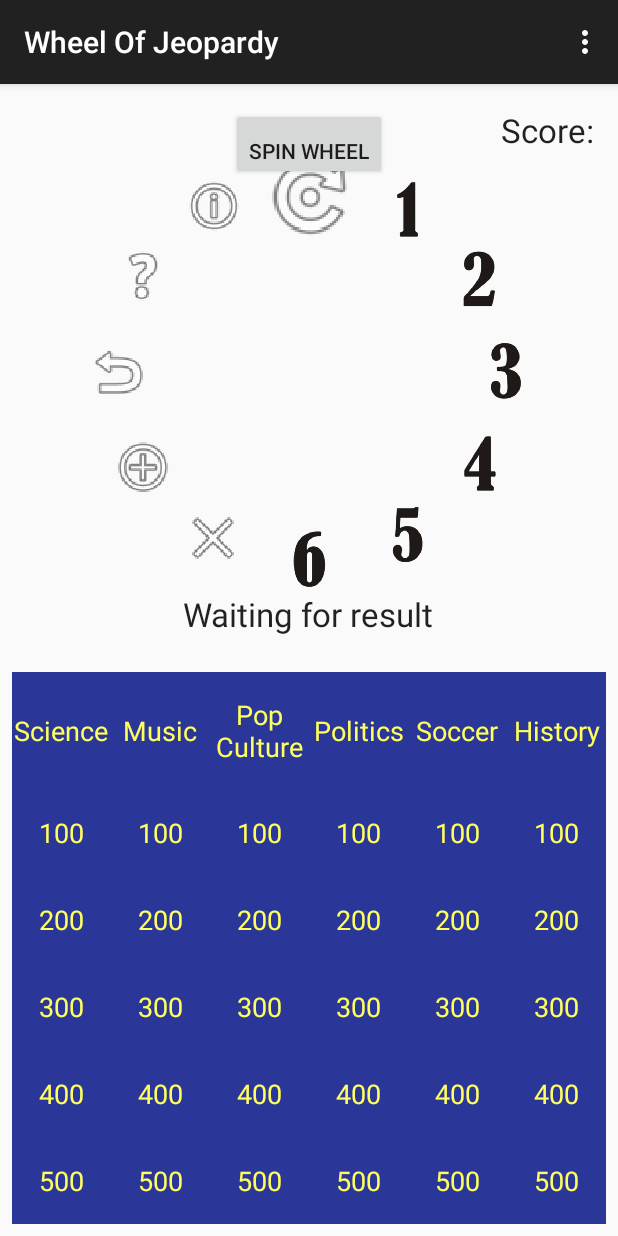
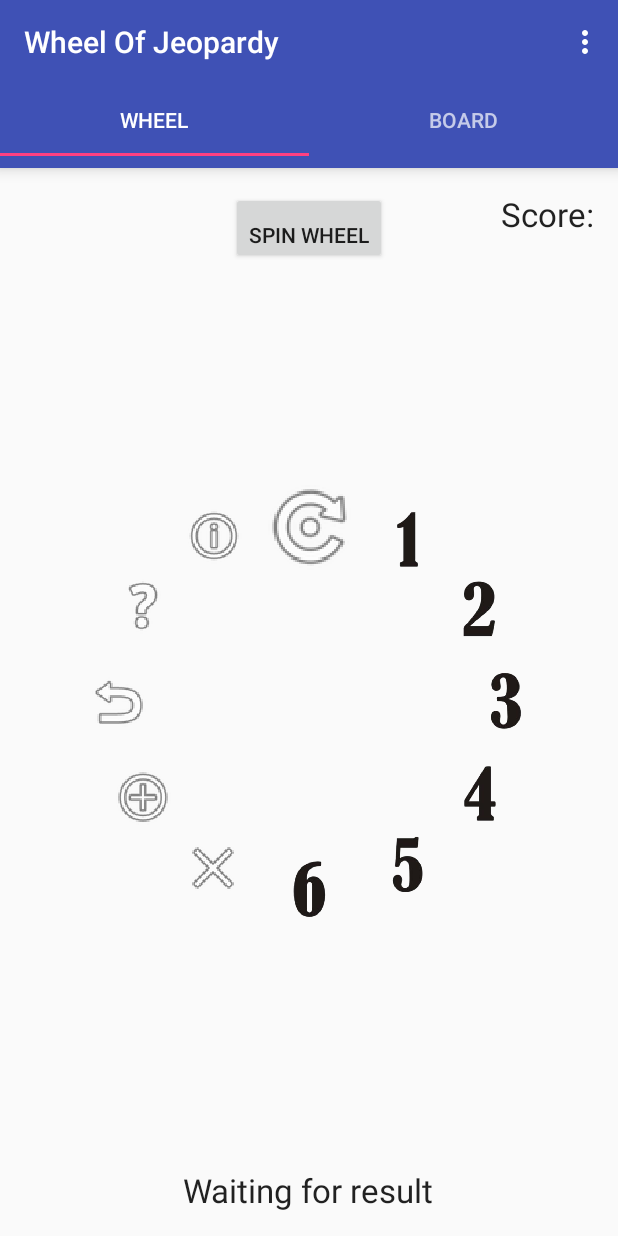
Before and after one commit to ZKjellberg/WheelOfJeopardy, an Android app: the screen it shows after launch (MainActivity), on a phone screen of 412 x 824 dp. Run offline under Robolectric (Android 15) with nearby library versions, the phone set to English and light mode, and no system bars.

Commit message:
Implemented TabLayout for Wheel & Board. Introduced multiplayer. Need to find place to increase player index. Minor code tweaks.

```diff
--- a/app/build.gradle
+++ b/app/build.gradle
@@ -21,6 +21,7 @@ android {
 
 dependencies {
     compile fileTree(dir: 'libs', include: ['*.jar'])
-    compile 'com.android.support:appcompat-v7:22.2.0'
+    compile 'com.android.support:appcompat-v7:22.2.1'
+    compile 'com.android.support:design:22.2.0'
     compile project(':fortune')
 }
--- a/app/src/main/java/mobicent/com/wheelofjeopardy/Board.java
+++ b/app/src/main/java/mobicent/com/wheelofjeopardy/Board.java
@@ -13,7 +13,7 @@ import java.util.ArrayList;
  */
 public class Board
 {
-    ArrayList<Category> categories = new ArrayList<Category>();
+    ArrayList<Category> categories = new ArrayList<>();
 
     public Board(InputStream stream)
     {
@@ -41,7 +41,7 @@ public class Board
         Question currentQuestion = null;
 
         while (eventType != XmlPullParser.END_DOCUMENT){
-            String name = null;
+            String name;
             switch (eventType){
                 case XmlPullParser.START_DOCUMENT:
                     break;
--- a/app/src/main/java/mobicent/com/wheelofjeopardy/Category.java
+++ b/app/src/main/java/mobicent/com/wheelofjeopardy/Category.java
@@ -7,7 +7,7 @@ import java.util.ArrayList;
 public class Category
 {
     public String name;
-    ArrayList<Question> questions = new ArrayList<Question>();
+    ArrayList<Question> questions = new ArrayList<>();
     int questionNumber = 0;
 
     public Category()
--- a/app/src/main/java/mobicent/com/wheelofjeopardy/Fragments/WheelFragment.java
+++ b/app/src/main/java/mobicent/com/wheelofjeopardy/Fragments/WheelFragment.java
@@ -1,11 +1,11 @@
-package mobicent.com.wheelofjeopardy.Fragments;
+package mobicent.com.wheelofjeopardy.fragments;
 
 import android.app.AlertDialog;
-import android.app.Fragment;
 import android.content.DialogInterface;
 import android.graphics.BitmapFactory;
 import android.os.Bundle;
 import android.os.CountDownTimer;
+import android.support.v4.app.Fragment;
 import android.view.LayoutInflater;
 import android.view.View;
 import android.view.ViewGroup;
@@ -33,7 +33,8 @@ public class WheelFragment extends Fragment {
     Board board;
     int spinCounter;
     int scoreModifier;
-    Player player;
+    Player[] player;
+    int currentPlayer;
 
     @Override
     public View onCreateView(LayoutInflater inflater, ViewGroup container, Bundle savedInstanceState) {
@@ -45,7 +46,8 @@ public class WheelFragment extends Fragment {
 
         board = ((MainActivity) getActivity()).getBoard();
 
-        startGame();
+        // TODO: Replace this with a Start Game screen to determine quantity of players
+        startGame(4);
 
         ArrayList<FortuneItem> sectors = new ArrayList<>();
         // Reference samples for populating fields
@@ -80,12 +82,19 @@ public class WheelFragment extends Fragment {
         return v;
     }
 
-    private void startGame() {
+    private void startGame(int playerCount) {
         spinCounter = 50;
         scoreModifier = 1;
+        currentPlayer = 0;
 
         // Using single user to start with
-        player = new Player("One");
+//        player = new Player("One");
+
+        // Multiple players
+        player = new Player[playerCount];
+        for (int i = 0; i < playerCount; i++) {
+            player[i] = new Player(""+i);
+        }
 
         // How to initialize multiple players, establish a queue
     }
@@ -97,12 +106,18 @@ public class WheelFragment extends Fragment {
             spinCounter = 50;
             // TODO: Add all Player roundScore's to their score
         }
+        // Reset to Player 1 if all players have gone.
+        if (currentPlayer == player.length) {
+            currentPlayer = 0;
+        }
+        // TODO: When to currentPlayer++; If done now, it will offset the wheelAction index
 
-//        int spinResult = (int) (Math.random()*12);   // This does not depend on Fortune Wheel
+        // Spin Wheel for result
         final int spinResult = new Random().nextInt(fortuneView.getTotalItems());
         fortuneView.setSelectedItem(spinResult);
         txtResult.setText("Spin Result: " + spinResult);
 
+        // One second delay before handling action for result
         new CountDownTimer(1000, 1000) {
             public void onFinish() {
                 calculateWheelAction(spinResult);
@@ -161,15 +176,15 @@ public class WheelFragment extends Fragment {
             // The token could be used if the player loses his turn by spinning a “lose turn” or answering a question incorrectly in a future turn.
             // If this happens, the player could redeem the token and would get to spin the wheel again. The number of tokens is unlimited.
             case 8:
-                Toast.makeText(getActivity(), "Free turn for " + player.getName(), Toast.LENGTH_SHORT).show();
-                player.addToken();
+                Toast.makeText(getActivity(), "Free turn for Player " + player[currentPlayer].getName(), Toast.LENGTH_SHORT).show();
+                player[currentPlayer].addToken();
                 break;
 
             // One “bankrupt” sector. When this sector comes up, the player loses all of his or her points for the current round.
             // The player loses his turn, and can’t use a token for a second chance.
             case 9: // Bankrupt
-                Toast.makeText(getActivity(), "Bankrupt sector. Player " + player, Toast.LENGTH_SHORT).show();
-                player.resetRoundScore();
+                Toast.makeText(getActivity(), "Bankrupt sector. Player " + player[currentPlayer] + " loses his score for this round.", Toast.LENGTH_SHORT).show();
+                player[currentPlayer].resetRoundScore();
                 break;
 
             // One “player’s choice” sector. When this sector comes up, the player gets to choose which category to answer.
--- a/app/src/main/java/mobicent/com/wheelofjeopardy/MainActivity.java
+++ b/app/src/main/java/mobicent/com/wheelofjeopardy/MainActivity.java
@@ -1,15 +1,15 @@
 package mobicent.com.wheelofjeopardy;
 
 import android.os.Bundle;
+import android.support.design.widget.TabLayout;
+import android.support.v4.view.ViewPager;
 import android.support.v7.app.AppCompatActivity;
+import android.support.v7.widget.Toolbar;
 import android.view.Menu;
 import android.view.MenuItem;
 
 import java.io.IOException;
 import java.io.InputStream;
-
-import mobicent.com.wheelofjeopardy.Fragments.BoardFragment;
-import mobicent.com.wheelofjeopardy.Fragments.WheelFragment;
 
 
 public class MainActivity extends AppCompatActivity {
@@ -20,26 +20,41 @@ public class MainActivity extends AppCompatActivity {
     @Override
     protected void onCreate(Bundle savedInstanceState) {
         super.onCreate(savedInstanceState);
-        setContentView(R.layout.activity_main);
+        setContentView(R.layout.activity_tabs);
+        Toolbar toolbar = (Toolbar) findViewById(R.id.toolbar);
+        setSupportActionBar(toolbar);
 
-        // Initialize Fragments
-        if (savedInstanceState == null) {
-            getFragmentManager().beginTransaction()
-                    .add(R.id.containerWheel, new WheelFragment())
-                    .commit();
-            getFragmentManager().beginTransaction()
-                    .add(R.id.containerBoard, new BoardFragment())
-                    .commit();
-        }
+        TabLayout tabLayout = (TabLayout) findViewById(R.id.tab_layout);
+        tabLayout.addTab(tabLayout.newTab().setText("Wheel"));
+        tabLayout.addTab(tabLayout.newTab().setText("Board"));
+        tabLayout.setTabGravity(TabLayout.GRAVITY_FILL);
+
+        final ViewPager viewPager = (ViewPager) findViewById(R.id.pager);
+        final PagerAdapter adapter = new PagerAdapter(getSupportFragmentManager(), tabLayout.getTabCount());
+        viewPager.setAdapter(adapter);
+        viewPager.addOnPageChangeListener(new TabLayout.TabLayoutOnPageChangeListener(tabLayout));
+        tabLayout.setOnTabSelectedListener(new TabLayout.OnTabSelectedListener() {
+            @Override
+            public void onTabSelected(TabLayout.Tab tab) {
+                viewPager.setCurrentItem(tab.getPosition());
+            }
+
+            @Override
+            public void onTabUnselected(TabLayout.Tab tab) {
+
+            }
+
+            @Override
+            public void onTabReselected(TabLayout.Tab tab) {
+
+            }
+        });
 
         try {
             stream = getAssets().open("test.xml");
-        }
-        catch (IOException e)
-        {
+        } catch (IOException e) {
             e.printStackTrace();
         }
-
         board = new Board(stream);
     }
 
--- /dev/null
+++ b/app/src/main/java/mobicent/com/wheelofjeopardy/PagerAdapter.java
@@ -0,0 +1,35 @@
+package mobicent.com.wheelofjeopardy;
+
+import android.support.v4.app.Fragment;
+import android.support.v4.app.FragmentManager;
+import android.support.v4.app.FragmentStatePagerAdapter;
+
+import mobicent.com.wheelofjeopardy.fragments.BoardFragment;
+import mobicent.com.wheelofjeopardy.fragments.WheelFragment;
+
+public class PagerAdapter extends FragmentStatePagerAdapter {
+    int mNumOfTabs;
+
+    public PagerAdapter(FragmentManager fm, int NumOfTabs) {
+        super(fm);
+        this.mNumOfTabs = NumOfTabs;
+    }
+
+    @Override
+    public Fragment getItem(int position) {
+
+        switch (position) {
+            case 0:
+                return new WheelFragment();
+            case 1:
+                return new BoardFragment();
+            default:
+                return null;
+        }
+    }
+
+    @Override
+    public int getCount() {
+        return mNumOfTabs;
+    }
+}
--- a/app/src/main/java/mobicent/com/wheelofjeopardy/Question.java
+++ b/app/src/main/java/mobicent/com/wheelofjeopardy/Question.java
@@ -8,7 +8,7 @@ import java.util.Random;
 public class Question
 {
     String question, correctAnswer;
-    ArrayList<String> incorrectAnswers = new ArrayList<String>();
+    ArrayList<String> incorrectAnswers = new ArrayList<>();
     int pointValue;
 
     public String getQuestion()
--- a/app/src/main/res/layout-land/activity_main.xml
+++ /dev/null
@@ -1,21 +0,0 @@
-<LinearLayout
-xmlns:android="http://schemas.android.com/apk/res/android"
-xmlns:tools="http://schemas.android.com/tools"
-android:layout_width="match_parent"
-android:layout_height="match_parent"
-android:orientation="horizontal"
-tools:context=".MainActivity"
-tools:ignore="MergeRootFrame">
-
-<FrameLayout
-    android:id="@+id/containerWheel"
-    android:layout_width="0dp"
-    android:layout_height="match_parent"
-    android:layout_weight="1" />
-
-<FrameLayout
-    android:id="@+id/containerBoard"
-    android:layout_width="0dp"
-    android:layout_height="match_parent"
-    android:layout_weight="1" />
-</LinearLayout>
--- a/app/src/main/res/layout/activity_main.xml
+++ /dev/null
@@ -1,22 +0,0 @@
-<?xml version="1.0" encoding="utf-8"?>
-<LinearLayout
-    xmlns:android="http://schemas.android.com/apk/res/android"
-    xmlns:tools="http://schemas.android.com/tools"
-    android:layout_width="match_parent"
-    android:layout_height="match_parent"
-    android:orientation="vertical"
-    tools:context=".MainActivity"
-    tools:ignore="MergeRootFrame">
-
-    <FrameLayout
-        android:id="@+id/containerWheel"
-        android:layout_width="match_parent"
-        android:layout_height="0dp"
-        android:layout_weight="1"/>
-
-    <FrameLayout
-        android:id="@+id/containerBoard"
-        android:layout_width="match_parent"
-        android:layout_height="0dp"
-        android:layout_weight="1" />
-</LinearLayout>
--- /dev/null
+++ b/app/src/main/res/layout/activity_tabs.xml
@@ -0,0 +1,37 @@
+<RelativeLayout
+    xmlns:android="http://schemas.android.com/apk/res/android"
+    xmlns:app="http://schemas.android.com/apk/res-auto"
+    xmlns:tools="http://schemas.android.com/tools"
+    android:id="@+id/main_layout"
+    android:layout_width="match_parent"
+    android:layout_height="match_parent"
+    tools:context=".MainActivity">
+
+    <android.support.v7.widget.Toolbar
+        android:id="@+id/toolbar"
+        android:layout_width="match_parent"
+        android:layout_height="wrap_content"
+        android:layout_alignParentTop="true"
+        android:background="?attr/colorPrimary"
+        android:elevation="6dp"
+        android:minHeight="?attr/actionBarSize"
+        android:theme="@style/ThemeOverlay.AppCompat.Dark.ActionBar"
+        app:popupTheme="@style/ThemeOverlay.AppCompat.Light" />
+
+    <android.support.design.widget.TabLayout
+        android:id="@+id/tab_layout"
+        android:layout_width="match_parent"
+        android:layout_height="wrap_content"
+        android:layout_below="@+id/toolbar"
+        android:background="?attr/colorPrimary"
+        android:elevation="6dp"
+        android:minHeight="?attr/actionBarSize"
+        android:theme="@style/ThemeOverlay.AppCompat.Dark.ActionBar" />
+
+    <android.support.v4.view.ViewPager
+        android:id="@+id/pager"
+        android:layout_width="match_parent"
+        android:layout_height="fill_parent"
+        android:layout_below="@id/tab_layout" />
+
+</RelativeLayout>
--- a/app/src/main/res/layout/fragment_board.xml
+++ b/app/src/main/res/layout/fragment_board.xml
@@ -4,7 +4,7 @@
     android:layout_height="fill_parent"
     android:padding="8dp"
     android:stretchColumns="1,2,3,4,5,6"
-    tools:context="mobicent.com.wheelofjeopardy.Fragments.BoardFragment">
+    tools:context="mobicent.com.wheelofjeopardy.fragments.BoardFragment">
 
     <TableRow
         android:layout_width="match_parent"
--- a/app/src/main/res/values/styles.xml
+++ b/app/src/main/res/values/styles.xml
@@ -1,8 +1,13 @@
 <resources>
 
     <!-- Base application theme. -->
-    <style name="AppTheme" parent="Theme.AppCompat.Light.DarkActionBar">
-        <!-- Customize your theme here. -->
+    <style name="AppTheme" parent="Theme.AppCompat.Light.NoActionBar">
+        <!--   your app branding color for the app bar -->
+        <item name="colorPrimary">#3F51B5</item>
+        <!--   darker variant for the status bar and contextual app bars -->
+        <item name="colorPrimaryDark">#303F9F</item>
+        <!--   theme UI controls like checkboxes and text fields -->
+        <item name="colorAccent">#FF4081</item>
     </style>
 
 </resources>
```
Also changed, not shown: app/src/main/java/mobicent/com/wheelofjeopardy/Fragments/BoardFragment.java (+2 -5 lines).
